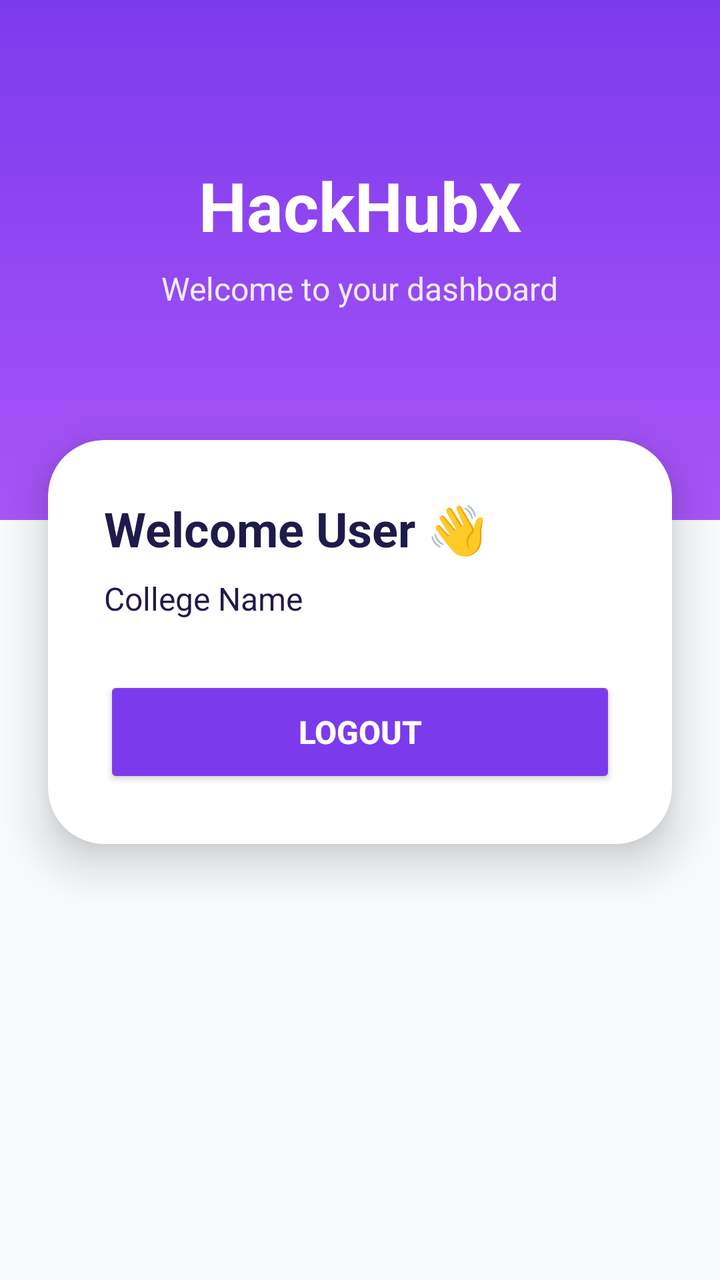
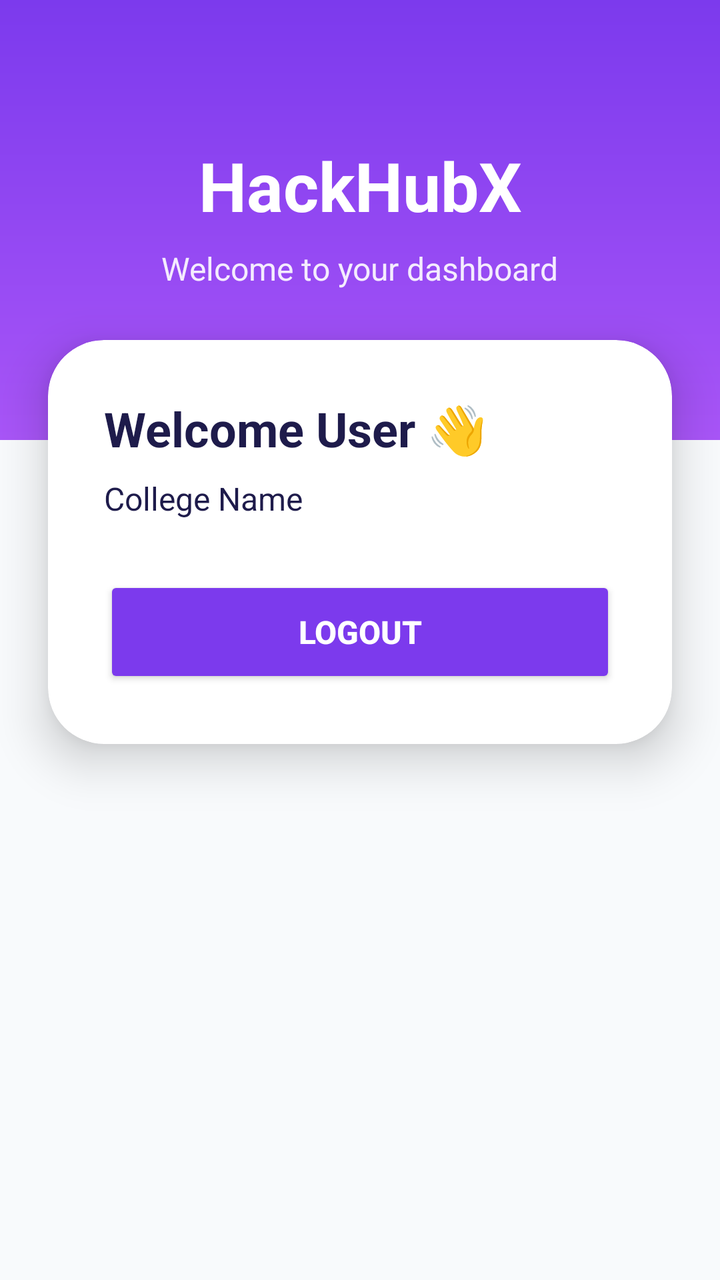

Before-and-after screenshots of an Android layout around one commit, followed by the original layout XML and the change that was made.
<!-- AndroidManifest.xml: application theme Theme.HackHubX -->
<!-- res/layout/activity_main.xml -->
<?xml version="1.0" encoding="utf-8"?>
<androidx.constraintlayout.widget.ConstraintLayout
    xmlns:android="http://schemas.android.com/apk/res/android"

    xmlns:app="http://schemas.android.com/apk/res-auto"

    android:layout_width="match_parent"

    android:layout_height="match_parent"

    android:background="@color/background_white">

    

    <View
        android:id="@+id/topSection"

        android:layout_width="0dp"

        android:layout_height="260dp"

        android:background="@drawable/grape_gradient"

        app:layout_constraintTop_toTopOf="parent"

        app:layout_constraintStart_toStartOf="parent"

        app:layout_constraintEnd_toEndOf="parent" />

    

    <TextView
        android:id="@+id/tvTitle"

        android:layout_width="wrap_content"

        android:layout_height="wrap_content"

        android:text="HackHubX"

        android:textColor="@color/white"

        android:textStyle="bold"

        android:textSize="34sp"

        android:layout_marginTop="80dp"

        app:layout_constraintTop_toTopOf="parent"

        app:layout_constraintStart_toStartOf="parent"

        app:layout_constraintEnd_toEndOf="parent" />

    

    <TextView
        android:id="@+id/tvSubtitle"

        android:layout_width="wrap_content"

        android:layout_height="wrap_content"

        android:text="Welcome to your dashboard"

        android:textColor="@color/white"

        android:textSize="16sp"

        android:alpha="0.9"

        android:layout_marginTop="8dp"

        app:layout_constraintTop_toBottomOf="@id/tvTitle"

        app:layout_constraintStart_toStartOf="parent"

        app:layout_constraintEnd_toEndOf="parent" />

    

    <androidx.cardview.widget.CardView
        android:id="@+id/dashboardCard"

        android:layout_width="0dp"

        android:layout_height="wrap_content"

        android:layout_marginStart="24dp"

        android:layout_marginEnd="24dp"

        android:layout_marginTop="220dp"

        app:cardCornerRadius="28dp"

        app:cardElevation="14dp"

        app:layout_constraintTop_toTopOf="parent"

        app:layout_constraintStart_toStartOf="parent"

        app:layout_constraintEnd_toEndOf="parent">

        <LinearLayout
            android:layout_width="match_parent"

            android:layout_height="wrap_content"

            android:orientation="vertical"

            android:padding="28dp">

            <TextView
                android:id="@+id/tvName"

                android:layout_width="wrap_content"

                android:layout_height="wrap_content"

                android:text="Welcome User 👋"

                android:textSize="24sp"

                android:textStyle="bold"

                android:textColor="@color/text_dark" />


            <TextView
                android:id="@+id/tvCollege"

                android:layout_width="wrap_content"

                android:layout_height="wrap_content"

                android:text="College Name"

                android:textSize="16sp"

                android:textColor="@color/text_dark"

                android:layout_marginTop="8dp" />

            <Button
                android:id="@+id/btnLogout"

                android:layout_width="match_parent"

                android:layout_height="56dp"

                android:text="Logout"

                android:textStyle="bold"

                android:textSize="16sp"

                android:textColor="@color/white"

                android:backgroundTint="@color/grape_primary"

                android:layout_marginTop="28dp" />

        </LinearLayout>

    </androidx.cardview.widget.CardView>

</androidx.constraintlayout.widget.ConstraintLayout>
<!-- resources referenced by this layout -->
<resources>
  <color name="background_white">#F8FAFC</color>
  <color name="grape_primary">#7C3AED</color>
  <color name="text_dark">#1E1B4B</color>
  <color name="white">#FFFFFF</color>
  <!-- drawable grape_gradient (drawable) -->
  <?xml version="1.0" encoding="utf-8"?>
  <shape xmlns:android="http://schemas.android.com/apk/res/android">
  
      <gradient
          android:startColor="#7C3AED"
          android:endColor="#A855F7"
          android:angle="270" />
  
  </shape>
  <style name="Theme.HackHubX" parent="Base.Theme.HackHubX" />
  <style name="Base.Theme.HackHubX" parent="Theme.Material3.DayNight.NoActionBar">
  
          <item name="colorPrimary">
              @color/grape_primary
          </item>
  
          <item name="colorSecondary">
              @color/grape_secondary
          </item>
  
          <item name="android:statusBarColor">
              @color/grape_primary
          </item>
  
      </style>
  <color name="grape_secondary">#A855F7</color>
</resources>

<!-- the commit's change to res/layout/activity_main.xml (unified diff, before → after) -->
@@ -17,7 +17,7 @@
 
         android:layout_width="0dp"
 
-        android:layout_height="260dp"
+        android:layout_height="220dp"
 
         android:background="@drawable/grape_gradient"
 
@@ -44,7 +44,7 @@
 
         android:textSize="34sp"
 
-        android:layout_marginTop="80dp"
+        android:layout_marginTop="70dp"
 
         app:layout_constraintTop_toTopOf="parent"
 
@@ -90,11 +90,13 @@
 
         android:layout_marginEnd="24dp"
 
-        android:layout_marginTop="220dp"
+        android:layout_marginTop="170dp"
 
         app:cardCornerRadius="28dp"
 
         app:cardElevation="14dp"
+
+        app:cardBackgroundColor="@color/white"
 
         app:layout_constraintTop_toTopOf="parent"
 
@@ -125,7 +127,6 @@
                 android:textStyle="bold"
 
                 android:textColor="@color/text_dark" />
-
 
             <TextView
                 android:id="@+id/tvCollege"
@@ -165,4 +166,25 @@
 
     </androidx.cardview.widget.CardView>
 
+    
+
+    <androidx.recyclerview.widget.RecyclerView
+        android:id="@+id/recyclerHackathons"
+
+        android:layout_width="0dp"
+
+        android:layout_height="0dp"
+
+        android:layout_marginTop="24dp"
+
+        android:paddingBottom="16dp"
+
+        app:layout_constraintTop_toBottomOf="@id/dashboardCard"
+
+        app:layout_constraintBottom_toBottomOf="parent"
+
+        app:layout_constraintStart_toStartOf="parent"
+
+        app:layout_constraintEnd_toEndOf="parent" />
+
 </androidx.constraintlayout.widget.ConstraintLayout>
